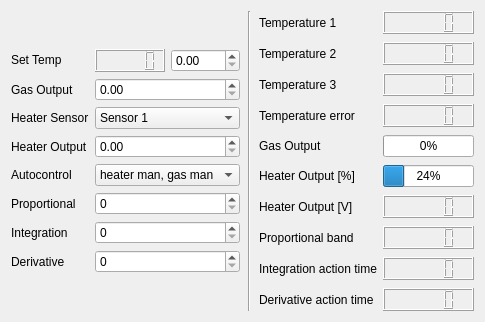
Cryostat-GUI/Cryostat-GUI, file Oxford/ITC_control.ui: the form before one commit.
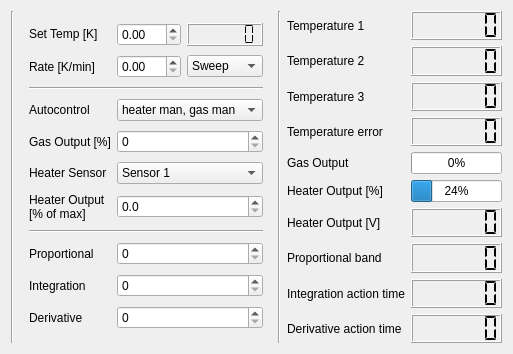
The form after the commit.

Commit message: small improvements here and there

What changed in the file:
```diff
--- a/Oxford/ITC_control.ui
+++ b/Oxford/ITC_control.ui
@@ -6,8 +6,8 @@
    <rect>
     <x>0</x>
     <y>0</y>
-    <width>476</width>
-    <height>311</height>
+    <width>506</width>
+    <height>354</height>
    </rect>
   </property>
   <property name="sizePolicy">
@@ -21,44 +21,72 @@
   </property>
   <layout class="QHBoxLayout" name="horizontalLayout">
    <item>
-    <layout class="QHBoxLayout" name="horizontalLayout_2">
-     <property name="spacing">
-      <number>8</number>
+    <widget class="Line" name="line">
+     <property name="orientation">
+      <enum>Qt::Vertical</enum>
      </property>
+    </widget>
+   </item>
      <item>
-      <layout class="QVBoxLayout" name="verticalLayout">
-       <property name="spacing">
-        <number>8</number>
-       </property>
+    <widget class="QWidget" name="widgetSetpoints" native="true">
+     <layout class="QGridLayout" name="gridLayout">
+      <item row="1" column="2">
+       <widget class="QComboBox" name="comboBox">
+        <item>
+         <property name="text">
+          <string>Sweep</string>
+         </property>
+        </item>
        <item>
-        <layout class="QGridLayout" name="gridSetPoints">
-         <property name="spacing">
-          <number>6</number>
+         <property name="text">
+          <string>Setpoint</string>
          </property>
+        </item>
+       </widget>
+      </item>
          <item row="1" column="0">
-          <widget class="QLabel" name="label_17">
+       <widget class="QLabel" name="label_18">
            <property name="text">
-            <string>Gas Output</string>
+         <string>Rate [K/min]</string>
            </property>
           </widget>
          </item>
-         <item row="6" column="0">
-          <widget class="QLabel" name="label_3">
-           <property name="text">
-            <string>Integration</string>
+      <item row="1" column="1">
+       <widget class="QDoubleSpinBox" name="doubleSpinBox"/>
+      </item>
+      <item row="2" column="0" colspan="3">
+       <widget class="Line" name="line_2">
+        <property name="orientation">
+         <enum>Qt::Horizontal</enum>
            </property>
           </widget>
          </item>
-         <item row="5" column="1">
-          <widget class="QSpinBox" name="spinsetProportionalID"/>
-         </item>
-         <item row="7" column="1">
-          <widget class="QSpinBox" name="spinsetPIDerivative"/>
-         </item>
-         <item row="7" column="0">
-          <widget class="QLabel" name="label_4">
-           <property name="text">
-            <string>Derivative</string>
+      <item row="0" column="2">
+       <widget class="QLCDNumber" name="lcdTemp_set">
+        <property name="sizePolicy">
+         <sizepolicy hsizetype="Minimum" vsizetype="Maximum">
+          <horstretch>0</horstretch>
+          <verstretch>0</verstretch>
+         </sizepolicy>
+        </property>
+        <property name="digitCount">
+         <number>6</number>
+        </property>
+        <property name="segmentStyle">
+         <enum>QLCDNumber::Flat</enum>
+        </property>
+       </widget>
+      </item>
+      <item row="0" column="1">
+       <widget class="QDoubleSpinBox" name="spinsetTemp">
+        <property name="decimals">
+         <number>2</number>
+        </property>
+        <property name="maximum">
+         <double>400.000000000000000</double>
+        </property>
+        <property name="value">
+         <double>0.000000000000000</double>
            </property>
           </widget>
          </item>
@@ -71,11 +99,39 @@
             </sizepolicy>
            </property>
            <property name="text">
-            <string>Set Temp</string>
+         <string>Set Temp [K]</string>
            </property>
           </widget>
          </item>
-         <item row="2" column="1">
+      <item row="4" column="0">
+       <widget class="QLabel" name="label_17">
+        <property name="text">
+         <string>Gas Output [%]</string>
+        </property>
+       </widget>
+      </item>
+      <item row="11" column="0">
+       <widget class="QLabel" name="label_4">
+        <property name="text">
+         <string>Derivative</string>
+        </property>
+       </widget>
+      </item>
+      <item row="5" column="0">
+       <widget class="QLabel" name="label_6">
+        <property name="text">
+         <string>Heater Sensor</string>
+        </property>
+       </widget>
+      </item>
+      <item row="10" column="0">
+       <widget class="QLabel" name="label_3">
+        <property name="text">
+         <string>Integration</string>
+        </property>
+       </widget>
+      </item>
+      <item row="5" column="1" colspan="2">
           <widget class="QComboBox" name="combosetHeatersens">
            <item>
             <property name="text">
@@ -94,24 +150,52 @@
            </item>
           </widget>
          </item>
-         <item row="6" column="1">
+      <item row="9" column="0">
+       <widget class="QLabel" name="label_2">
+        <property name="text">
+         <string>Proportional</string>
+        </property>
+       </widget>
+      </item>
+      <item row="10" column="1" colspan="2">
           <widget class="QSpinBox" name="spinsetPIntegrationD"/>
          </item>
-         <item row="3" column="0">
+      <item row="11" column="1" colspan="2">
+       <widget class="QSpinBox" name="spinsetPIDerivative"/>
+      </item>
+      <item row="6" column="0">
           <widget class="QLabel" name="label_5">
            <property name="text">
-            <string>Heater Output</string>
+         <string>Heater Output 
+[% of max]</string>
            </property>
           </widget>
          </item>
-         <item row="2" column="0">
-          <widget class="QLabel" name="label_6">
+      <item row="9" column="1" colspan="2">
+       <widget class="QSpinBox" name="spinsetProportionalID"/>
+      </item>
+      <item row="6" column="1" colspan="2">
+       <widget class="QDoubleSpinBox" name="spinsetHeaterPercent">
+        <property name="decimals">
+         <number>1</number>
+        </property>
+       </widget>
+      </item>
+      <item row="8" column="0" colspan="3">
+       <widget class="Line" name="line_3">
+        <property name="orientation">
+         <enum>Qt::Horizontal</enum>
+        </property>
+       </widget>
+      </item>
+      <item row="3" column="0">
+       <widget class="QLabel" name="label_7">
            <property name="text">
-            <string>Heater Sensor</string>
+         <string>Autocontrol</string>
            </property>
           </widget>
          </item>
-         <item row="4" column="1">
+      <item row="3" column="1" colspan="2">
           <widget class="QComboBox" name="combosetAutocontrol">
            <item>
             <property name="text">
@@ -135,62 +219,18 @@
            </item>
           </widget>
          </item>
-         <item row="3" column="1">
-          <widget class="QDoubleSpinBox" name="spinsetHeaterPercent"/>
-         </item>
-         <item row="4" column="0">
-          <widget class="QLabel" name="label_7">
-           <property name="text">
-            <string>Autocontrol</string>
-           </property>
-          </widget>
-         </item>
-         <item row="0" column="1">
-          <layout class="QHBoxLayout" name="horizontalLayout_3">
-           <property name="spacing">
-            <number>6</number>
-           </property>
-           <property name="sizeConstraint">
-            <enum>QLayout::SetDefaultConstraint</enum>
-           </property>
-           <item>
-            <widget class="QLCDNumber" name="lcdTemp_set">
-             <property name="sizePolicy">
-              <sizepolicy hsizetype="Minimum" vsizetype="Maximum">
-               <horstretch>0</horstretch>
-               <verstretch>0</verstretch>
-              </sizepolicy>
-             </property>
-            </widget>
-           </item>
-           <item>
-            <widget class="QDoubleSpinBox" name="spinsetTemp">
-             <property name="decimals">
-              <number>2</number>
-             </property>
+      <item row="4" column="1" colspan="2">
+       <widget class="QSpinBox" name="spinsetGasOutput">
              <property name="maximum">
-              <double>400.000000000000000</double>
+         <number>100</number>
              </property>
             </widget>
            </item>
           </layout>
-         </item>
-         <item row="5" column="0">
-          <widget class="QLabel" name="label_2">
-           <property name="text">
-            <string>Proportional</string>
-           </property>
-          </widget>
-         </item>
-         <item row="1" column="1">
-          <widget class="QDoubleSpinBox" name="spinsetGasOutput"/>
-         </item>
-        </layout>
-       </item>
-      </layout>
+    </widget>
      </item>
      <item>
-      <widget class="Line" name="line_2">
+    <widget class="Line" name="line_4">
        <property name="orientation">
         <enum>Qt::Vertical</enum>
        </property>
@@ -201,8 +241,15 @@
        <property name="horizontalSpacing">
         <number>6</number>
        </property>
-       <item row="9" column="1">
-        <widget class="QLCDNumber" name="lcdPIntegrationD"/>
+     <item row="8" column="1">
+      <widget class="QLCDNumber" name="lcdProportionalID">
+       <property name="digitCount">
+        <number>6</number>
+       </property>
+       <property name="segmentStyle">
+        <enum>QLCDNumber::Flat</enum>
+       </property>
+      </widget>
        </item>
        <item row="10" column="0">
         <widget class="QLabel" name="label_16">
@@ -211,14 +258,35 @@
          </property>
         </widget>
        </item>
+     <item row="7" column="1">
+      <widget class="QLCDNumber" name="lcdHeaterVoltage">
+       <property name="digitCount">
+        <number>6</number>
+       </property>
+       <property name="segmentStyle">
+        <enum>QLCDNumber::Flat</enum>
+       </property>
+      </widget>
+     </item>
+     <item row="9" column="1">
+      <widget class="QLCDNumber" name="lcdPIntegrationD">
+       <property name="digitCount">
+        <number>6</number>
+       </property>
+       <property name="segmentStyle">
+        <enum>QLCDNumber::Flat</enum>
+       </property>
+      </widget>
+     </item>
        <item row="10" column="1">
-        <widget class="QLCDNumber" name="lcdPIDerivative"/>
-       </item>
-       <item row="8" column="1">
-        <widget class="QLCDNumber" name="lcdProportionalID"/>
-       </item>
-       <item row="7" column="1">
-        <widget class="QLCDNumber" name="lcdHeaterVoltage"/>
+      <widget class="QLCDNumber" name="lcdPIDerivative">
+       <property name="digitCount">
+        <number>6</number>
+       </property>
+       <property name="segmentStyle">
+        <enum>QLCDNumber::Flat</enum>
+       </property>
+      </widget>
        </item>
        <item row="8" column="0">
         <widget class="QLabel" name="label_14">
@@ -235,7 +303,14 @@
         </widget>
        </item>
        <item row="4" column="1">
-        <widget class="QLCDNumber" name="lcdTemp_err"/>
+      <widget class="QLCDNumber" name="lcdTemp_err">
+       <property name="digitCount">
+        <number>6</number>
+       </property>
+       <property name="segmentStyle">
+        <enum>QLCDNumber::Flat</enum>
+       </property>
+      </widget>
        </item>
        <item row="2" column="0">
         <widget class="QLabel" name="label_9">
@@ -251,23 +326,6 @@
          </property>
         </widget>
        </item>
-       <item row="1" column="1">
-        <widget class="QLCDNumber" name="lcdTemp_sens1"/>
-       </item>
-       <item row="6" column="0">
-        <widget class="QLabel" name="label_12">
-         <property name="text">
-          <string>Heater Output [%]</string>
-         </property>
-        </widget>
-       </item>
-       <item row="6" column="1">
-        <widget class="QProgressBar" name="progressHeaterPercent">
-         <property name="value">
-          <number>24</number>
-         </property>
-        </widget>
-       </item>
        <item row="4" column="0">
         <widget class="QLabel" name="label_11">
          <property name="text">
@@ -275,18 +333,54 @@
          </property>
         </widget>
        </item>
+     <item row="6" column="1">
+      <widget class="QProgressBar" name="progressHeaterPercent">
+       <property name="value">
+        <number>24</number>
+       </property>
+      </widget>
+     </item>
        <item row="2" column="1">
-        <widget class="QLCDNumber" name="lcdTemp_sens2"/>
-       </item>
-       <item row="3" column="0">
-        <widget class="QLabel" name="label_10">
+      <widget class="QLCDNumber" name="lcdTemp_sens2">
+       <property name="smallDecimalPoint">
+        <bool>false</bool>
+       </property>
+       <property name="digitCount">
+        <number>6</number>
+       </property>
+       <property name="segmentStyle">
+        <enum>QLCDNumber::Flat</enum>
+       </property>
+       <property name="value" stdset="0">
+        <double>0.000000000000000</double>
+       </property>
+      </widget>
+     </item>
+     <item row="6" column="0">
+      <widget class="QLabel" name="label_12">
          <property name="text">
-          <string>Temperature 3</string>
+        <string>Heater Output [%]</string>
          </property>
         </widget>
        </item>
-       <item row="3" column="1">
-        <widget class="QLCDNumber" name="lcdTemp_sens3"/>
+     <item row="1" column="1">
+      <widget class="QLCDNumber" name="lcdTemp_sens1">
+       <property name="smallDecimalPoint">
+        <bool>false</bool>
+       </property>
+       <property name="digitCount">
+        <number>6</number>
+       </property>
+       <property name="mode">
+        <enum>QLCDNumber::Dec</enum>
+       </property>
+       <property name="segmentStyle">
+        <enum>QLCDNumber::Flat</enum>
+       </property>
+       <property name="value" stdset="0">
+        <double>0.000000000000000</double>
+       </property>
+      </widget>
        </item>
        <item row="1" column="0">
         <widget class="QLabel" name="label_8">
@@ -302,6 +396,16 @@
          </property>
         </widget>
        </item>
+     <item row="3" column="1">
+      <widget class="QLCDNumber" name="lcdTemp_sens3">
+       <property name="digitCount">
+        <number>6</number>
+       </property>
+       <property name="segmentStyle">
+        <enum>QLCDNumber::Flat</enum>
+       </property>
+      </widget>
+     </item>
        <item row="5" column="1">
         <widget class="QProgressBar" name="progressNeedleValve">
          <property name="enabled">
@@ -312,7 +416,12 @@
          </property>
         </widget>
        </item>
-      </layout>
+     <item row="3" column="0">
+      <widget class="QLabel" name="label_10">
+       <property name="text">
+        <string>Temperature 3</string>
+       </property>
+      </widget>
      </item>
     </layout>
    </item>
```
Lines whose indentation alone changed are shown as unchanged. The commit also changes 8 other files.
